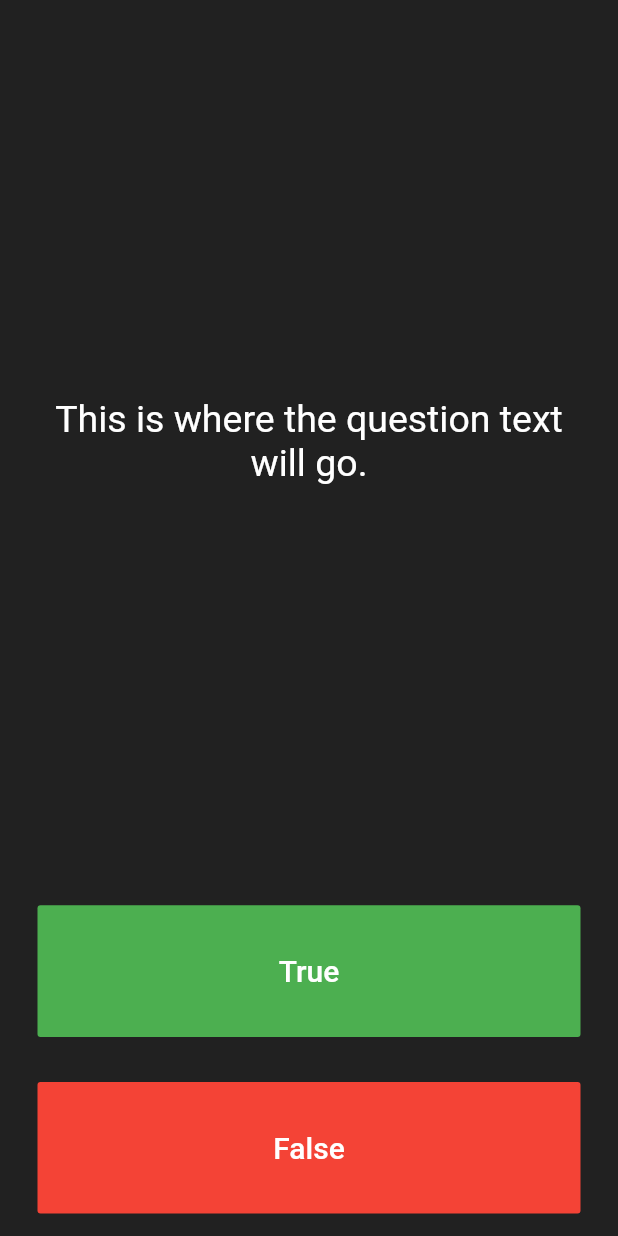
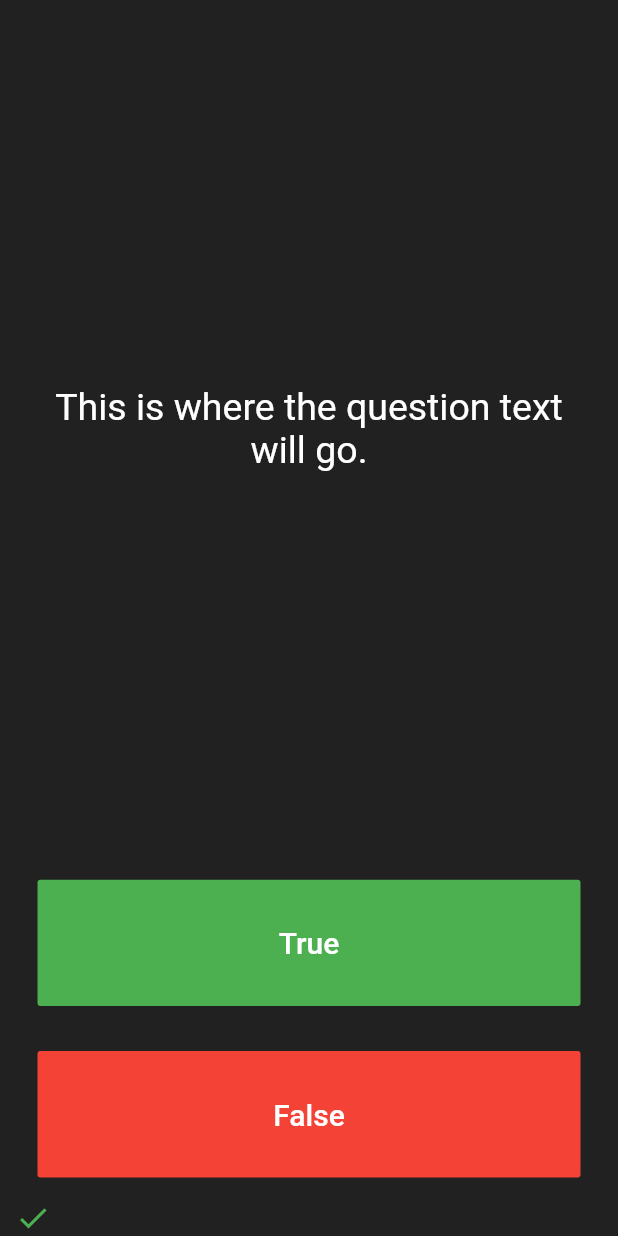
Before and after one commit to londonappbrewery/quizzler-flutter, a Flutter app: the screen it shows after launch, on a phone screen of 412 x 824 dp. Run offline on Flutter 3.47's test engine with Material 2 defaults, Android fonts, the phone set to English and light mode, and no system bars.

Commit message:
added a new icon

```diff
--- a/lib/main.dart
+++ b/lib/main.dart
@@ -86,7 +86,15 @@ class _QuizPageState extends State<QuizPage> {
             ),
           ),
         ),
-        //TODO: Add a Row here as your score keeper
+        Row(
+          children: <Widget>[
+            Icon(
+              Icons.check,
+              color: Colors.green,
+            ),
+          ],
+        )
+        //TODO create icons widgets
       ],
     );
   }
```
